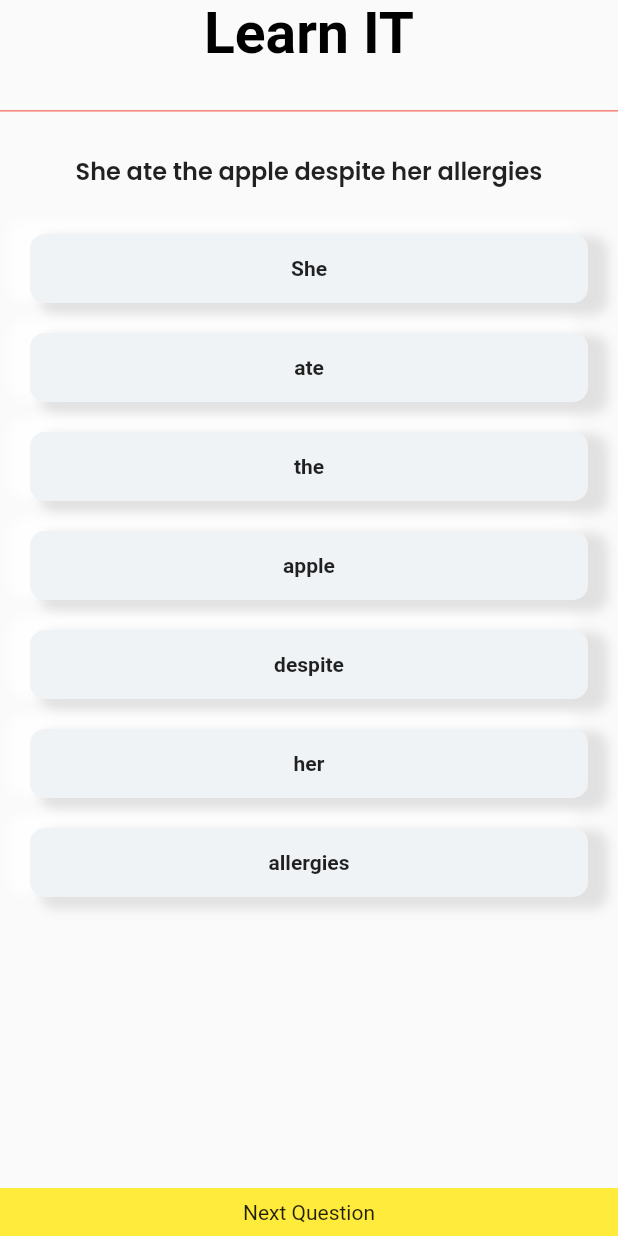
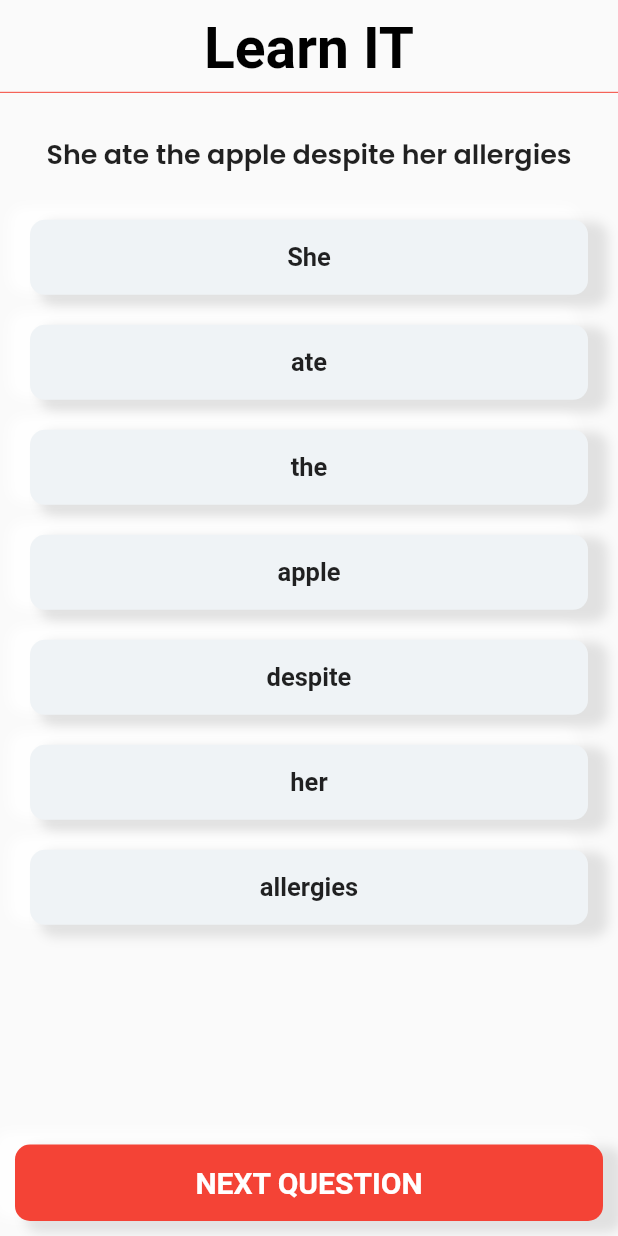
Before and after one commit to AKASHANGADII/learnit, a Flutter app: the QuizScreen screen opened by its route, on a phone screen of 412 x 824 dp. Run offline on Flutter 3.47's test engine with Material 2 defaults, Android fonts, the light colour scheme and no system bars; drawn by our look-alikes of focused_menu; our stand-ins replace audioplayers, carousel_slider, cloud_firestore, firebase_auth, firebase_core, firebase_storage and 5 more; missing offline and left inert: dart:ffi, flutter_tawk, flutterfire_ui, record_mp3; accounts and stored records are empty; Roboto replaces fonts that are missing (Podkova).

Commit message:
UI improvised

```diff
--- a/lib/views/screens/quiz_screen.dart
+++ b/lib/views/screens/quiz_screen.dart
@@ -45,10 +45,11 @@ class _QuizScreenState extends State<QuizScreen> {
     return Scaffold(
       appBar: PreferredSize(
         preferredSize:
-            Size(double.infinity, MediaQuery.of(context).size.height * 0.08),
+            Size(double.infinity, MediaQuery.of(context).size.height * 0.065),
         child: Center(
           child: Column(
             children: [
+              SizedBox(height: 10,),
               SafeArea(
                 child: Text(
                   "Learn IT",
@@ -69,7 +70,7 @@ class _QuizScreenState extends State<QuizScreen> {
             SizedBox(
               height: 20,
             ),
-            Text(questions[curIndex],style: GoogleFonts.poppins(fontWeight: FontWeight.w600,fontSize: 16),),
+            Text(questions[curIndex],style: GoogleFonts.poppins(fontWeight: FontWeight.w600,fontSize: 18),),
             SizedBox(
               height: 20,
             ),
@@ -163,10 +164,10 @@ class _QuizScreenState extends State<QuizScreen> {
                                   Text(
                                     values,
                                     style:
-                                        TextStyle(fontWeight: FontWeight.bold),
+                                        TextStyle(fontWeight: FontWeight.bold,fontSize: 17),
                                   ),
                                   if (output[curIndex][values] != null)
-                                    Text(" : " + output[curIndex][values]),
+                                    Text(" : " + output[curIndex][values],style: TextStyle(fontSize: 17),),
                                 ],
                               ),
                             ),
@@ -190,13 +191,12 @@ class _QuizScreenState extends State<QuizScreen> {
                 }
               },
               child: Container(
+                decoration: neumorphicDecoration(10).copyWith(color: Colors.red),
+                margin: EdgeInsets.symmetric(horizontal: 10,vertical: 10),
                 width: double.infinity,
-                color: Colors.yellow,
-                child: Center(
-                  child: Padding(
-                    padding: const EdgeInsets.all(8.0),
-                    child: Text("Next Question"),
-                  ),
+                child: Padding(
+                  padding: const EdgeInsets.all(14.0),
+                  child: Center(child: Text("NEXT QUESTION",style: TextStyle(color: Colors.white,fontSize: 20,fontWeight: FontWeight.w700),)),
                 ),
               ),
             )
--- a/lib/views/screens/quiz_screen_2.dart
+++ b/lib/views/screens/quiz_screen_2.dart
@@ -106,7 +106,7 @@ class _QuizScreen2State extends State<QuizScreen2> {
                   color: questions[curIndex].split(" ")[curOption]==val?Colors.lightBlue.withOpacity(0.6):Colors.transparent,
                   child: Padding(
                     padding: const EdgeInsets.all(3.0),
-                    child: Text(val,style: TextStyle(color:  questions[curIndex].split(" ")[curOption]==val?Colors.white:Colors.black),),
+                    child: Text(val,style: GoogleFonts.poppins(fontWeight: FontWeight.w600,fontSize: 16,color:  questions[curIndex].split(" ")[curOption]==val?Colors.white:Colors.black) ,),
                   ));}).toList(),
           ),
           SizedBox(height: 20,),
@@ -131,7 +131,7 @@ class _QuizScreen2State extends State<QuizScreen2> {
                     decoration: neumorphicDecoration(15),
                     child: Padding(
                       padding: const EdgeInsets.all(14.0),
-                      child: Center(child: Text(option)),
+                      child: Center(child: Text(option,style: TextStyle(fontSize: 18))),
                     ),
                   ),
                 );
@@ -161,7 +161,7 @@ class _QuizScreen2State extends State<QuizScreen2> {
               width: double.infinity,
               child: Padding(
                 padding: const EdgeInsets.all(14.0),
-                child: Center(child: Text("NEXT QUESTION",style: TextStyle(color: Colors.white),)),
+                child: Center(child: Text("NEXT QUESTION",style: TextStyle(color: Colors.white,fontSize: 20,fontWeight: FontWeight.w700),)),
               ),
             ),
           )
```
Also changed, not shown: lib/views/screens/contact_screen.dart (+19 -3 lines), lib/views/screens/results_screen.dart (+38 -28 lines).
